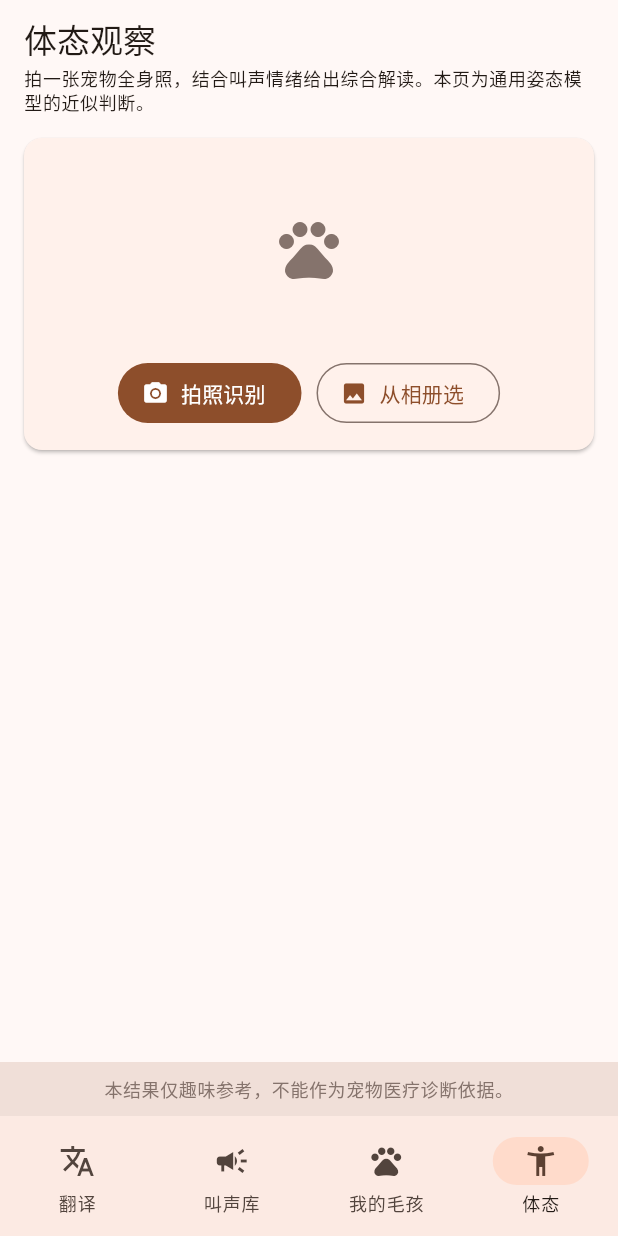
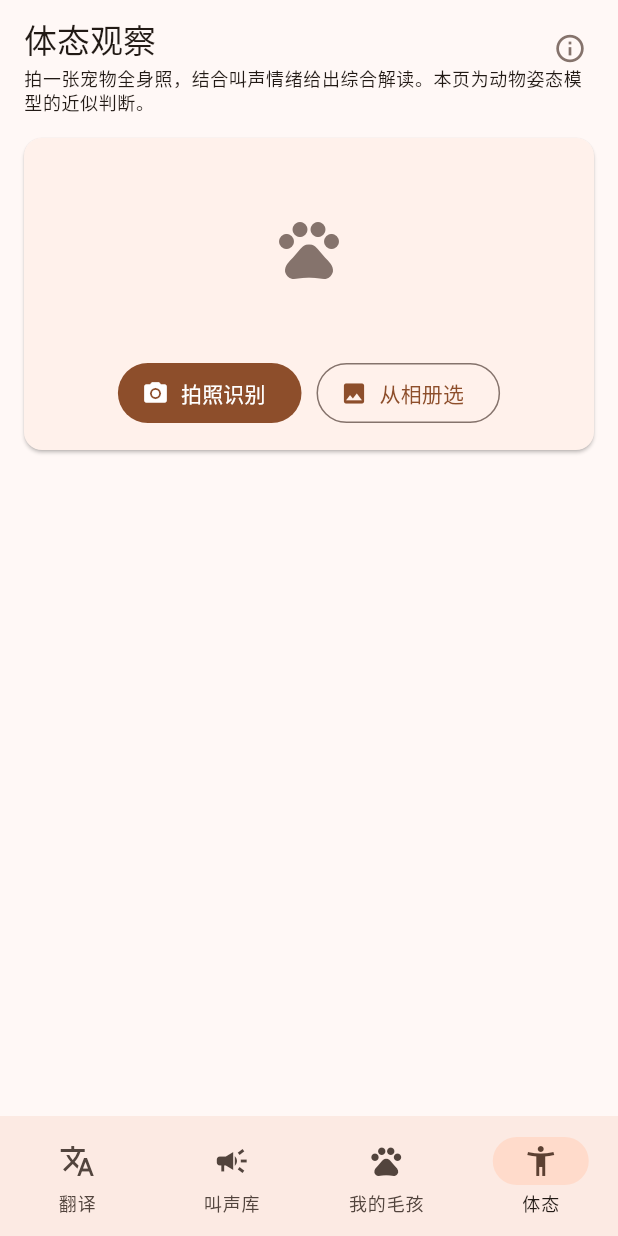
Before and after one commit to lemon7723/meowwoof-translator, a Flutter app: the screen it shows after launch, item 4 of the bottom bar chosen, on a phone screen of 412 x 824 dp. Run offline on Flutter 3.47's test engine with Material 3 defaults, Android fonts, the phone set to English and light mode, and no system bars; our stand-ins replace image_picker, shared_preferences; accounts and stored records are empty.

Commit message:
v1.5.7: rename 毛语通 -> 宠了么 across app/manifest/docs; disclaimer moved from persistent bottom bar to info-icon dialog (title/3 paragraphs/我已知晓 button) on pose page

```diff
--- a/lib/data/call_library.dart
+++ b/lib/data/call_library.dart
@@ -1,4 +1,4 @@
-/// 毛语通 · 预设叫声库（v1.1 行为学修订版）
+/// 宠了么 · 预设叫声库（v1.1 行为学修订版）
 ///
 /// 10 个意图场景 × 猫/狗两套叫声。文案依据动物行为学研究修订：
 ///
--- a/lib/logic/translator_engine.dart
+++ b/lib/logic/translator_engine.dart
@@ -1,4 +1,4 @@
-/// 毛语通 · 翻译引擎（纯 Dart，完全离线）
+/// 宠了么 · 翻译引擎（纯 Dart，完全离线）
 ///
 /// 输入：Vosk 离线识别出的人话文本（简体中文、无标点）
 /// 输出：意图匹配结果（命中哪个预设叫声、为什么命中、置信度）
--- a/lib/main.dart
+++ b/lib/main.dart
@@ -1,4 +1,4 @@
-/// 毛语通 · 主界面
+/// 宠了么 · 主界面
 ///
 /// 三个页面：
 /// 1. 翻译页 —— 按住/点击说话 → 离线识别 → 意图匹配 → 播放对应叫声
@@ -30,7 +30,7 @@ class MeowWoofApp extends StatelessWidget {
   @override
   Widget build(BuildContext context) {
     return MaterialApp(
-      title: '毛语通',
+      title: '宠了么',
       debugShowCheckedModeBanner: false,
       theme: ThemeData(
         useMaterial3: true,
@@ -163,7 +163,7 @@ class _TranslatePageState extends State<TranslatePage>
       if (!ok) {
         setState(() {
           _stage = _ModelStage.failed;
-          _error = '没有麦克风权限。请到系统设置 → 应用 → 毛语通 → 权限，'
+          _error = '没有麦克风权限。请到系统设置 → 应用 → 宠了么 → 权限，'
               '允许麦克风后重新打开。';
         });
         return;
@@ -246,7 +246,7 @@ class _TranslatePageState extends State<TranslatePage>
   Future<void> _play(String intentId) async {
     if (!VoiceBridge.hasNative) {
       ScaffoldMessenger.of(context).showSnackBar(
-        const SnackBar(content: Text('播放需要 Android 版毛语通')),
+        const SnackBar(content: Text('播放需要 Android 版宠了么')),
       );
       return;
     }
@@ -533,7 +533,7 @@ class _CallLibraryPageState extends State<CallLibraryPage> {
   Future<void> _play(IntentCall it, int idx) async {
     if (!VoiceBridge.hasNative) {
       ScaffoldMessenger.of(context).showSnackBar(
-        const SnackBar(content: Text('播放需要 Android 版毛语通')),
+        const SnackBar(content: Text('播放需要 Android 版宠了么')),
       );
       return;
     }
@@ -914,8 +914,8 @@ class _PetPageState extends State<PetPage> {
           Center(
             child: Text(
               _nativeVersion.isEmpty
-                  ? '毛语通 1.2.2'
-                  : '毛语通 1.2.2 · 原生端 $_nativeVersion',
+                  ? '宠了么 1.2.2'
+                  : '宠了么 1.2.2 · 原生端 $_nativeVersion',
               style: Theme.of(context).textTheme.bodySmall,
             ),
           ),
--- a/lib/pages/pose_page.dart
+++ b/lib/pages/pose_page.dart
@@ -1,8 +1,8 @@
-/// 体态识别页（v1.4.0）
+/// 体态识别页（v1.5.7）
 ///
-/// 流程：进入页面 → 权限检查（拒绝则整页禁用）→ 模型下载（进度条/重试/
-/// 断点续传在原生层）→ 相机/相册选图 → 推理 → 三栏展示
-/// （叫声情绪 / 体态情绪 / 综合解读）+ 底部免责声明。
+/// 流程：进入页面 → 模型下载（进度条/重试/断点续传在原生层）→
+/// 相机/相册选图 → 推理 → 三栏展示（叫声情绪 / 体态情绪 / 综合解读）。
+/// 免责声明改为右上角 ⓘ 弹窗（v1.5.7）。
 /// 本页任何异常只影响本页，不触碰首页录音与叫声库（需求 6）。
 library;
 
@@ -33,9 +33,6 @@ class _PosePageState extends State<PosePage> {
   String? _poseDetail;
   double? _poseConf;
   FusionResult? _fusion;
-
-  static const _disclaimer =
-      '本结果仅趣味参考，不能作为宠物医疗诊断依据。';
 
   @override
   void initState() {
@@ -141,6 +138,8 @@ class _PosePageState extends State<PosePage> {
     return SafeArea(
       child: Column(
         children: [
+          Stack(
+            children: [
               Padding(
                 padding: const EdgeInsets.fromLTRB(16, 12, 16, 0),
                 child: Column(
@@ -150,18 +149,31 @@ class _PosePageState extends State<PosePage> {
                     const SizedBox(height: 4),
                     Text(
                       '拍一张宠物全身照，结合叫声情绪给出综合解读。'
-                  '本页为通用姿态模型的近似判断。',
+                      '本页为动物姿态模型的近似判断。',
                       style: Theme.of(context).textTheme.bodySmall,
                     ),
                   ],
                 ),
+              ),
+              // v1.5.7：右上角 ⓘ 信息图标 → 免责声明弹窗
+              Positioned(
+                right: 8,
+                top: 8,
+                child: IconButton(
+                  tooltip: '免责声明',
+                  icon: Icon(Icons.info_outline,
+                      size: 22, color: cs.outline),
+                  onPressed: _showDisclaimerDialog,
+                ),
+              ),
+            ],
           ),
           Expanded(
             child: ListView(
               padding: const EdgeInsets.all(16),
               children: [
                 if (_stage == 'downloading') ...[
-                  const Text('正在下载体态模型（约 4MB，仅首次）……'),
+                  const Text('正在下载体态模型（约 27MB，仅首次）……'),
                   const SizedBox(height: 8),
                   LinearProgressIndicator(value: _progress / 100),
                   const SizedBox(height: 4),
@@ -184,18 +196,41 @@ class _PosePageState extends State<PosePage> {
               ],
             ),
           ),
-          Container(
-            width: double.infinity,
-            color: cs.surfaceContainerHighest,
-            padding: const EdgeInsets.all(10),
-            child: Text(
-              _disclaimer,
-              textAlign: TextAlign.center,
-              style: Theme.of(context)
-                  .textTheme
-                  .bodySmall
-                  ?.copyWith(color: cs.outline),
+          // v1.5.7：底部常驻免责条已移除，改为右上角 ⓘ 弹窗展示
+        ],
       ),
+    );
+  }
+
+  /// 免责声明弹窗（需求 2.3/2.4）
+  void _showDisclaimerDialog() {
+    showDialog<void>(
+      context: context,
+      builder: (context) => AlertDialog(
+        title: const Text('免责声明'),
+        content: const SingleChildScrollView(
+          child: Column(
+            crossAxisAlignment: CrossAxisAlignment.start,
+            mainAxisSize: MainAxisSize.min,
+            children: [
+              Text('免责声明',
+                  style: TextStyle(fontWeight: FontWeight.w700)),
+              SizedBox(height: 6),
+              Text('宠了么仅为宠物趣味AI体态、叫声娱乐识别工具，'
+                  '识别结果仅供娱乐参考，不能替代兽医专业诊断。'),
+              SizedBox(height: 6),
+              Text('AI姿态识别受光线、拍摄角度、遮挡影响，存在误判概率；'
+                  '请勿仅凭本App结果判断宠物健康状态。'),
+              SizedBox(height: 6),
+              Text('本项目使用RTMPose-Animal（AP-10K）模型，'
+                  '遵循Apache-2.0开源协议。'),
+            ],
+          ),
+        ),
+        actions: [
+          TextButton(
+            onPressed: () => Navigator.of(context).pop(),
+            child: const Text('我已知晓'),
           ),
         ],
       ),
--- a/lib/services/profile_store.dart
+++ b/lib/services/profile_store.dart
@@ -1,4 +1,4 @@
-/// 毛语通 · 宠物资料与设置持久化（SharedPreferences + JSON）
+/// 宠了么 · 宠物资料与设置持久化（SharedPreferences + JSON）
 library;
 
 import 'dart:convert';
--- a/lib/services/voice_bridge.dart
+++ b/lib/services/voice_bridge.dart
@@ -1,4 +1,4 @@
-/// 毛语通 · 语音桥接（Android MethodChannel 封装）
+/// 宠了么 · 语音桥接（Android MethodChannel 封装）
 ///
 /// 通道 meowwoof/voice，原生端见 MainActivity.kt。
 /// Web/桌面端不支持时会安全降级（hasNative == false）。
--- a/pubspec.yaml
+++ b/pubspec.yaml
@@ -1,7 +1,7 @@
 name: meowwoof_translator
-description: "毛语通 1.0.0：离线人声识别（Vosk 中文小模型）→ 意图匹配 → 播放猫语/狗语叫声。10 个预设叫声（猫狗两套，带用途说明）、录宠物声音做音高分析（音色匹配）、拍照设宠物头像。纯离线，无网络权限。"
+description: "宠了么 1.0.0：离线人声识别（Vosk 中文小模型）→ 意图匹配 → 播放猫语/狗语叫声。10 个预设叫声（猫狗两套，带用途说明）、录宠物声音做音高分析（音色匹配）、拍照设宠物头像。纯离线，无网络权限。"
 publish_to: 'none'
-version: 1.4.0+12
+version: 1.5.7+13
 
 environment:
   sdk: '>=3.3.0 <4.0.0'
```
Also changed, not shown: 4 other files. Lines whose indentation alone changed are shown as unchanged.
